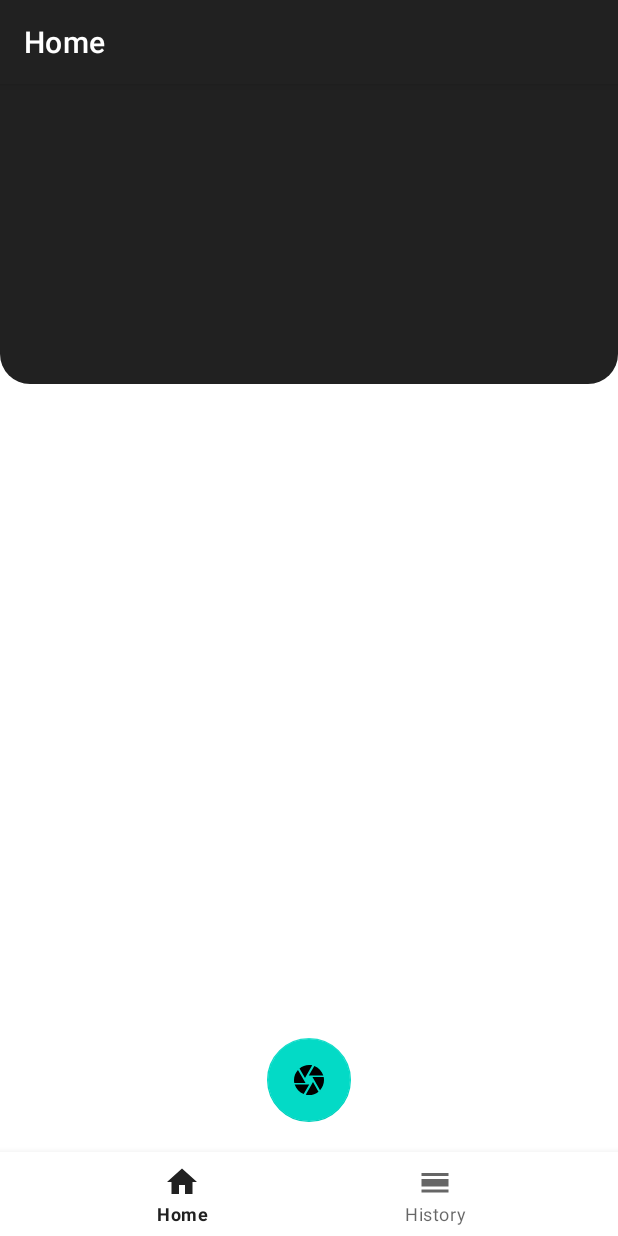
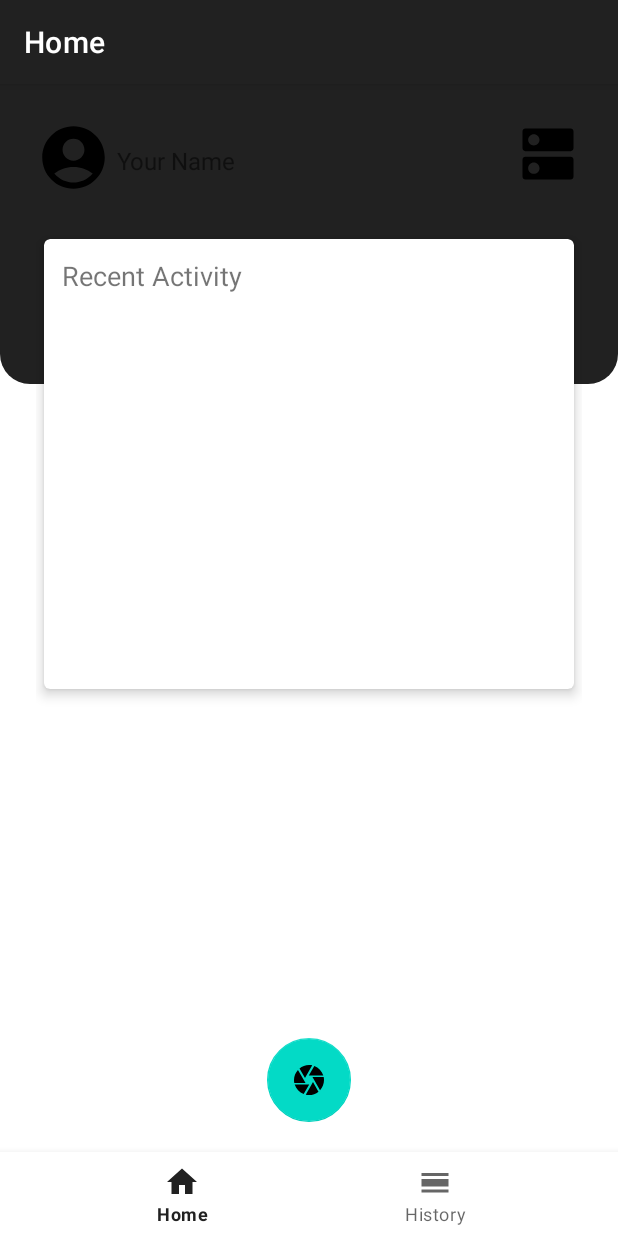
Before and after one commit to silang-C241-PS520/silang-mobdev, an Android app: the screen it shows after launch (MainActivity), on a phone screen of 412 x 824 dp. Run offline under Robolectric (Android 15) with nearby library versions, the phone set to English and light mode, and no system bars; our stand-ins replace navigation-ui.

Commit message:
Add: Modify Home Fragment XML - Complete Additional Elements

```diff
--- a/app/build.gradle.kts
+++ b/app/build.gradle.kts
@@ -53,5 +53,5 @@ dependencies {
     androidTestImplementation(libs.androidx.junit)
     androidTestImplementation(libs.androidx.espresso.core)
 
-    implementation ("com.google.android.material:material:1.11.0")
+    implementation ("com.google.android.material:material:1.9.0")
 }
--- /dev/null
+++ b/app/src/main/res/drawable/baseline_dns_24.xml
@@ -0,0 +1,5 @@
+<vector xmlns:android="http://schemas.android.com/apk/res/android" android:height="24dp" android:tint="#000000" android:viewportHeight="24" android:viewportWidth="24" android:width="24dp">
+
+    <path android:fillColor="@android:color/white" android:pathData="M20,13H4c-0.55,0 -1,0.45 -1,1v6c0,0.55 0.45,1 1,1h16c0.55,0 1,-0.45 1,-1v-6c0,-0.55 -0.45,-1 -1,-1zM7,19c-1.1,0 -2,-0.9 -2,-2s0.9,-2 2,-2 2,0.9 2,2 -0.9,2 -2,2zM20,3H4c-0.55,0 -1,0.45 -1,1v6c0,0.55 0.45,1 1,1h16c0.55,0 1,-0.45 1,-1V4c0,-0.55 -0.45,-1 -1,-1zM7,9c-1.1,0 -2,-0.9 -2,-2s0.9,-2 2,-2 2,0.9 2,2 -0.9,2 -2,2z"/>
+
+</vector>
--- /dev/null
+++ b/app/src/main/res/drawable/ic_account_circle_24.xml
@@ -0,0 +1,5 @@
+<vector xmlns:android="http://schemas.android.com/apk/res/android" android:height="24dp" android:tint="#000000" android:viewportHeight="24" android:viewportWidth="24" android:width="24dp">
+
+    <path android:fillColor="@android:color/white" android:pathData="M12,2C6.48,2 2,6.48 2,12s4.48,10 10,10s10,-4.48 10,-10S17.52,2 12,2zM12,6c1.93,0 3.5,1.57 3.5,3.5S13.93,13 12,13s-3.5,-1.57 -3.5,-3.5S10.07,6 12,6zM12,20c-2.03,0 -4.43,-0.82 -6.14,-2.88C7.55,15.8 9.68,15 12,15s4.45,0.8 6.14,2.12C16.43,19.18 14.03,20 12,20z"/>
+
+</vector>
--- a/app/src/main/res/layout/fragment_history.xml
+++ b/app/src/main/res/layout/fragment_history.xml
@@ -6,4 +6,11 @@
     android:layout_height="match_parent"
     tools:context=".ui.history.HistoryFragment">
 
+    <androidx.recyclerview.widget.RecyclerView
+        android:layout_width="409dp"
+        android:layout_height="729dp"
+        app:layout_constraintBottom_toBottomOf="parent"
+        app:layout_constraintEnd_toEndOf="parent"
+        app:layout_constraintStart_toStartOf="parent"
+        app:layout_constraintTop_toTopOf="parent" />
 </androidx.constraintlayout.widget.ConstraintLayout>
--- a/app/src/main/res/layout/fragment_home.xml
+++ b/app/src/main/res/layout/fragment_home.xml
@@ -13,7 +13,6 @@
         android:scaleType="centerCrop"
         android:src="@drawable/custom_background"
         app:layout_constraintEnd_toEndOf="parent"
-        app:layout_constraintHorizontal_bias="0.0"
         app:layout_constraintStart_toStartOf="parent"
         app:layout_constraintTop_toTopOf="parent" />
 
@@ -29,4 +28,78 @@
         app:layout_constraintEnd_toEndOf="parent"
         app:layout_constraintStart_toStartOf="parent" />
 
+    <LinearLayout
+        android:layout_width="match_parent"
+        android:layout_height="match_parent"
+        android:orientation="vertical"
+        android:padding="24dp">
+
+        <androidx.constraintlayout.widget.ConstraintLayout
+            android:layout_width="match_parent"
+            android:layout_height="wrap_content"
+            android:layout_marginBottom="24dp">
+
+            <ImageView
+                android:id="@+id/imageView2"
+                android:layout_width="50dp"
+                android:layout_height="50dp"
+                android:src="@drawable/ic_account_circle_24"
+                app:layout_constraintStart_toStartOf="parent"
+                app:layout_constraintTop_toTopOf="parent" />
+
+
+            <TextView
+                android:id="@+id/textView"
+                android:layout_width="wrap_content"
+                android:layout_height="wrap_content"
+                android:layout_marginStart="4dp"
+                android:layout_marginTop="16dp"
+                android:text="Your Name"
+                android:textSize="16sp"
+                app:layout_constraintStart_toEndOf="@+id/imageView2"
+                app:layout_constraintTop_toTopOf="parent" />
+
+            <ImageView
+                android:id="@+id/imageView3"
+                android:layout_width="45dp"
+                android:layout_height="45dp"
+                android:src="@drawable/baseline_dns_24"
+                app:layout_constraintEnd_toEndOf="parent"
+                app:layout_constraintHorizontal_bias="1.0"
+                app:layout_constraintStart_toEndOf="@+id/textView"
+                app:layout_constraintTop_toTopOf="parent" />
+
+        </androidx.constraintlayout.widget.ConstraintLayout>
+
+
+        <com.google.android.material.card.MaterialCardView
+            android:layout_width="match_parent"
+            android:layout_height="300dp"
+            android:layout_margin="5dp"
+            app:cardElevation="5dp"
+            app:layout_constraintBottom_toBottomOf="parent"
+            app:layout_constraintEnd_toEndOf="parent"
+            app:layout_constraintStart_toStartOf="parent"
+            app:layout_constraintTop_toTopOf="parent">
+
+            <LinearLayout
+                android:layout_width="match_parent"
+                android:layout_height="match_parent"
+                android:orientation="vertical"
+                android:padding="12dp">
+
+                <TextView
+                    android:layout_width="match_parent"
+                    android:layout_height="wrap_content"
+                    android:layout_marginBottom="10dp"
+                    android:text="Recent Activity"
+                    android:textSize="18sp" />
+
+                <androidx.recyclerview.widget.RecyclerView
+                    android:layout_width="match_parent"
+                    android:layout_height="0dp"
+                    android:layout_weight="1" />
+            </LinearLayout>
+        </com.google.android.material.card.MaterialCardView>
+    </LinearLayout>
 </androidx.constraintlayout.widget.ConstraintLayout>
--- a/app/src/main/res/values/strings.xml
+++ b/app/src/main/res/values/strings.xml
@@ -4,4 +4,10 @@
     <string name="title_history">History</string>
     <string name="title_notifications">Notifications</string>
     <string name="fab_translate">fab</string>
+    <string name="rotation">aa\n</string>
+    <string name="accelerator">bb\n</string>
+    <string name="dashboard">cc</string>
+    <string name="content_description_dashboard">ccc</string>
+    <string name="content_description_rotation">aaa</string>
+    <string name="content_description_accelerator">ccc</string>
 </resources>
```
